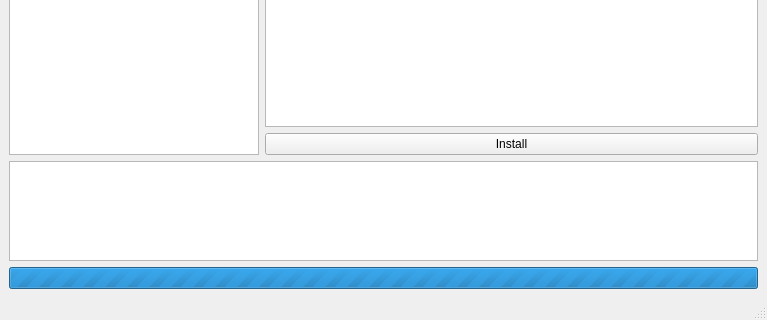
Before: the Qt Designer form gui.ui in cagcoach/BrewStore, drawn with Qt 5; both pictures show x 0 to 767 and y 422 to 742 of the 767 by 742 pixel window.
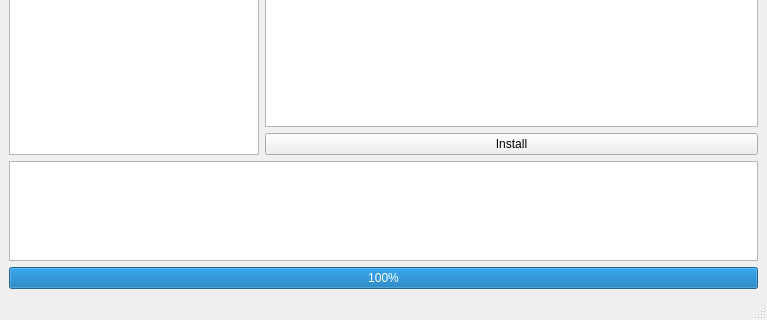
After: the same form once the commit is applied.

What changed in the file:
```diff
--- a/gui.ui
+++ b/gui.ui
@@ -97,15 +97,24 @@
     </item>
     <item>
      <widget class="QProgressBar" name="progressBar">
+      <property name="enabled">
+       <bool>true</bool>
+      </property>
       <property name="mouseTracking">
        <bool>false</bool>
       </property>
+      <property name="minimum">
+       <number>-1</number>
+      </property>
       <property name="maximum">
        <number>0</number>
       </property>
       <property name="value">
        <number>0</number>
       </property>
+      <property name="textVisible">
+       <bool>true</bool>
+      </property>
       <property name="orientation">
        <enum>Qt::Horizontal</enum>
       </property>
```
Left out of the diff: 6 changed lines with no effect on the pictures.
